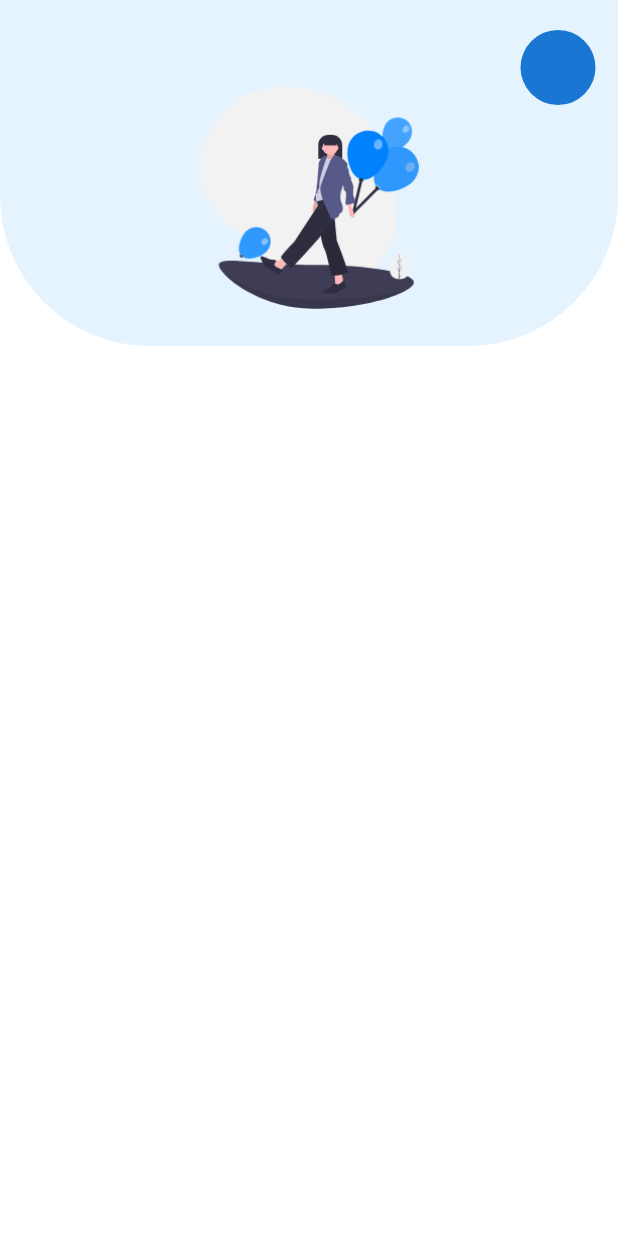
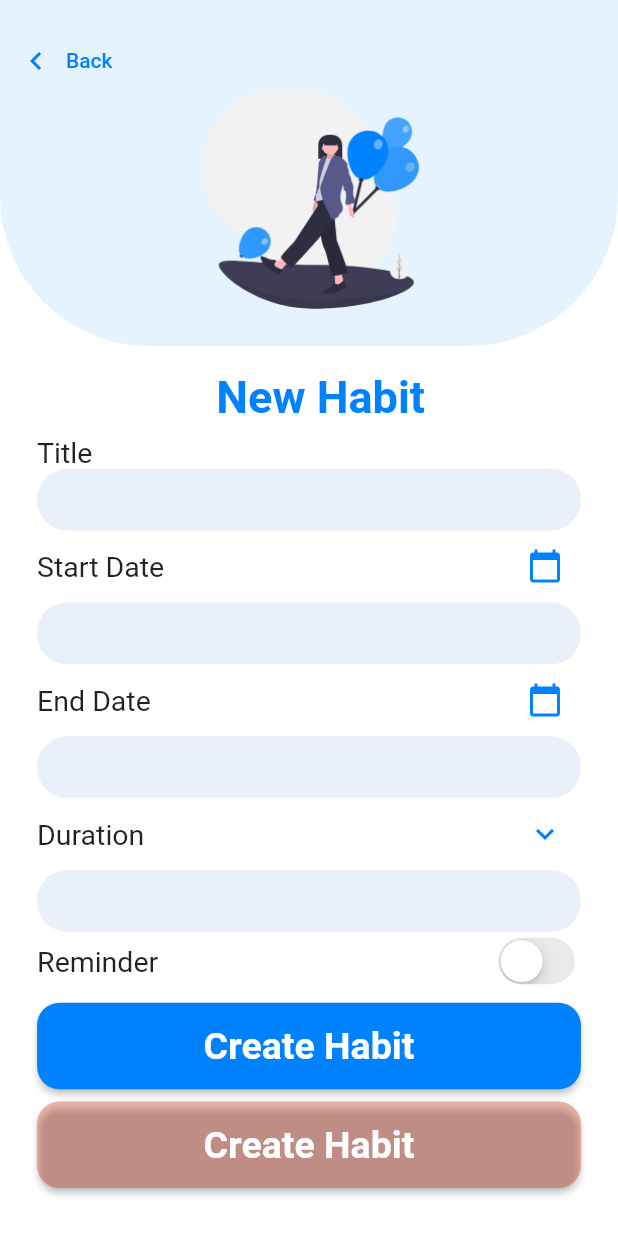
Before and after one commit to MehakSinghal/Organanza, a Flutter app: the screen it shows after launch, after a tap on "+ Add Habit", on a phone screen of 412 x 824 dp. Run offline on Flutter 3.47's test engine with Material 2 defaults, Android fonts, the phone set to English and light mode, and no system bars.

Commit message:
add habit half done

```diff
--- a/lib/main.dart
+++ b/lib/main.dart
@@ -1,8 +1,12 @@
 import 'package:Organanza/screens/home_screen.dart';
 import 'package:Organanza/screens/home_screen_empty.dart';
 import 'package:flutter/material.dart';
+import 'package:flutter/services.dart';
 
 void main() {
+  SystemChrome.setSystemUIOverlayStyle(SystemUiOverlayStyle(
+    statusBarColor: Colors.transparent,
+  ));
   runApp(MyApp());
 }
 
--- a/lib/screens/add_habit_screen.dart
+++ b/lib/screens/add_habit_screen.dart
@@ -1,3 +1,4 @@
+import 'package:Organanza/widget/add_habit_item.dart';
 import 'package:flutter/material.dart';
 
 class AddHabitScreen extends StatefulWidget {
@@ -13,6 +14,7 @@ class _AddHabitScreenState extends State<AddHabitScreen> {
       backgroundColor: Colors.white,
       body: SingleChildScrollView(
         child: Column(
+          crossAxisAlignment: CrossAxisAlignment.start,
           children: [
             Stack(
               children: [
@@ -25,9 +27,9 @@ class _AddHabitScreenState extends State<AddHabitScreen> {
                           BorderRadius.vertical(bottom: Radius.circular(100))),
                 ),
                 Positioned(
-                  bottom: deviceSize.height*0.03,
-                  left: deviceSize.width*0.2,
-                  right: deviceSize.width*0.2,
+                  bottom: deviceSize.height * 0.03,
+                  left: deviceSize.width * 0.2,
+                  right: deviceSize.width * 0.2,
                   child: Image.asset(
                     "assets/undraw_happy_feeling_slmw.png",
                     width: deviceSize.width * 0.7,
@@ -35,17 +37,41 @@ class _AddHabitScreenState extends State<AddHabitScreen> {
                   ),
                 ),
                 Positioned(
-                  top: 20,
-                  right: 15,
-                  child: CircleAvatar(
-                    radius: 25,
-                  ),
+                  top: deviceSize.height * 0.02,
+                  child: FlatButton.icon(
+                      onPressed: () {
+                        Navigator.of(context).pop();
+                      },
+                      icon: Icon(
+                        Icons.keyboard_arrow_left,
+                        color: Color.fromRGBO(0, 130, 255, 0).withOpacity(1),
+                      ),
+                      label: Text(
+                        "Back",
+                        style: TextStyle(
+                            color:
+                                Color.fromRGBO(0, 130, 255, 0).withOpacity(1)),
+                      )),
                 )
               ],
             ),
             SizedBox(
               height: deviceSize.height * 0.02,
             ),
+            Padding(
+              padding: EdgeInsets.only(left: deviceSize.width*0.35),
+              child: Text(
+                "New Habit",
+                style: TextStyle(
+                    fontWeight: FontWeight.bold,
+                    color: Color.fromRGBO(0, 130, 255, 0).withOpacity(1),
+                    fontSize: 30),
+              ),
+            ),
+            SizedBox(
+              height: deviceSize.height * 0.01,
+            ),
+            AddHabitItem(),
           ],
         ),
       ),
--- a/lib/screens/home_screen.dart
+++ b/lib/screens/home_screen.dart
@@ -37,7 +37,7 @@ class _HomeScreenState extends State<HomeScreen> {
                   ),
                 ),
                 Positioned(
-                  top: 20,
+                  top: 27,
                   right: 15,
                   child: CircleAvatar(
                     radius: 25,
--- /dev/null
+++ b/lib/widget/add_habit_item.dart
@@ -0,0 +1,190 @@
+import 'package:flutter/cupertino.dart';
+import 'package:flutter/material.dart';
+
+class AddHabitItem extends StatefulWidget {
+  @override
+  _AddHabitItemState createState() => _AddHabitItemState();
+}
+
+class _AddHabitItemState extends State<AddHabitItem> {
+  final _formKey = GlobalKey<FormState>();
+  var _switchValue = false;
+
+  @override
+  Widget build(BuildContext context) {
+    var deviceSize = MediaQuery.of(context).size;
+    return Form(
+      key: _formKey,
+      child: Padding(
+        padding: EdgeInsets.symmetric(horizontal: deviceSize.width * 0.06),
+        child: Column(
+          crossAxisAlignment: CrossAxisAlignment.start,
+          children: [
+            Text(
+              "Title",
+              style: TextStyle(fontSize: 19),
+            ),
+            Container(
+              height: deviceSize.height * 0.05,
+              width: deviceSize.width,
+              //margin: EdgeInsets.only(bottom: deviceSize.height*0.02),
+              padding:
+                  EdgeInsets.symmetric(horizontal: deviceSize.width * 0.02),
+              decoration: BoxDecoration(
+                  color: Color.fromRGBO(234, 240, 250, 0).withOpacity(1),
+                  borderRadius: BorderRadius.all(Radius.circular(20))),
+              child: TextFormField(
+                textInputAction: TextInputAction.next,
+                decoration: InputDecoration(border: InputBorder.none),
+              ),
+            ),
+            Row(
+              children: [
+                Text(
+                  "Start Date",
+                  style: TextStyle(fontSize: 19),
+                ),
+                Spacer(),
+                IconButton(
+                  icon: Icon(
+                    Icons.calendar_today,
+                    color: Color.fromRGBO(0, 130, 255, 0).withOpacity(1),
+                  ),
+                  onPressed: () {},
+                ),
+              ],
+            ),
+            Container(
+              height: deviceSize.height * 0.05,
+              width: deviceSize.width,
+              //margin: EdgeInsets.only(bottom: deviceSize.height*0.02),
+              padding:
+                  EdgeInsets.symmetric(horizontal: deviceSize.width * 0.02),
+              decoration: BoxDecoration(
+                  color: Color.fromRGBO(234, 240, 250, 0).withOpacity(1),
+                  borderRadius: BorderRadius.all(Radius.circular(20))),
+              child: TextFormField(
+                textInputAction: TextInputAction.next,
+                decoration: InputDecoration(border: InputBorder.none),
+              ),
+            ),
+            Row(
+              children: [
+                Text(
+                  "End Date",
+                  style: TextStyle(fontSize: 19),
+                ),
+                Spacer(),
+                IconButton(
+                  icon: Icon(
+                    Icons.calendar_today,
+                    color: Color.fromRGBO(0, 130, 255, 0).withOpacity(1),
+                  ),
+                  onPressed: () {},
+                ),
+              ],
+            ),
+            Container(
+              height: deviceSize.height * 0.05,
+              width: deviceSize.width,
+              //margin: EdgeInsets.only(bottom: deviceSize.height*0.02),
+              padding:
+                  EdgeInsets.symmetric(horizontal: deviceSize.width * 0.02),
+              decoration: BoxDecoration(
+                  color: Color.fromRGBO(234, 240, 250, 0).withOpacity(1),
+                  borderRadius: BorderRadius.all(Radius.circular(20))),
+              child: TextFormField(
+                textInputAction: TextInputAction.next,
+                decoration: InputDecoration(border: InputBorder.none),
+              ),
+            ),
+            Row(
+              children: [
+                Text(
+                  "Duration",
+                  style: TextStyle(fontSize: 19),
+                ),
+                Spacer(),
+                IconButton(
+                  icon: Icon(
+                    Icons.keyboard_arrow_down,
+                    color: Color.fromRGBO(0, 130, 255, 0).withOpacity(1),
+                  ),
+                  onPressed: () {},
+                ),
+              ],
+            ),
+            Container(
+              height: deviceSize.height * 0.05,
+              width: deviceSize.width,
+              //margin: EdgeInsets.only(bottom: deviceSize.height*0.02),
+              padding:
+                  EdgeInsets.symmetric(horizontal: deviceSize.width * 0.02),
+              decoration: BoxDecoration(
+                  color: Color.fromRGBO(234, 240, 250, 0).withOpacity(1),
+                  borderRadius: BorderRadius.all(Radius.circular(20))),
+              child: TextFormField(
+                textInputAction: TextInputAction.next,
+                decoration: InputDecoration(border: InputBorder.none),
+              ),
+            ),
+            Row(
+              children: [
+                Text(
+                  "Reminder",
+                  style: TextStyle(fontSize: 19),
+                ),
+                Spacer(),
+                CupertinoSwitch(
+                  value: _switchValue,
+                  activeColor: Color.fromRGBO(0, 130, 255, 0).withOpacity(1),
+                  onChanged: (value) {
+                    setState(() {
+                      _switchValue = value;
+                    });
+                  },
+                ),
+              ],
+            ),
+            Container(
+              height: deviceSize.height * 0.07,
+              width: deviceSize.width,
+              margin: EdgeInsets.only(top: deviceSize.height * 0.01),
+              //decoration: BoxDecoration(borderRadius: BorderRadius.all(Radius.circular(20))),
+              child: RaisedButton(
+                shape: RoundedRectangleBorder(borderRadius: BorderRadius.all(Radius.circular(15))),
+                color: Color.fromRGBO(0, 130, 255, 0).withOpacity(1),
+                child: Text(
+                  "Create Habit",
+                  style: TextStyle(
+                      color: Colors.white,
+                      fontWeight: FontWeight.bold,
+                      fontSize: 25),
+                ),
+                onPressed: () {},
+              ),
+            ),
+            Container(
+              height: deviceSize.height * 0.07,
+              width: deviceSize.width,
+              margin: EdgeInsets.only(top: deviceSize.height * 0.01),
+              //decoration: BoxDecoration(borderRadius: BorderRadius.all(Radius.circular(20))),
+              child: RaisedButton(
+                shape: RoundedRectangleBorder(borderRadius: BorderRadius.all(Radius.circular(15))),
+                color: Color.fromRGBO(203, 58, 33, 0.35),
+                child: Text(
+                  "Create Habit",
+                  style: TextStyle(
+                      color: Colors.white,
+                      fontWeight: FontWeight.bold,
+                      fontSize: 25),
+                ),
+                onPressed: () {},
+              ),
+            )
+          ],
+        ),
+      ),
+    );
+  }
+}
```
